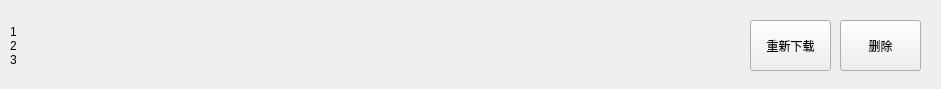
The window that uiDefines/ListItemWidget.ui (fivecountry/pyResourceGet) describes before a commit, drawn with Qt 5.
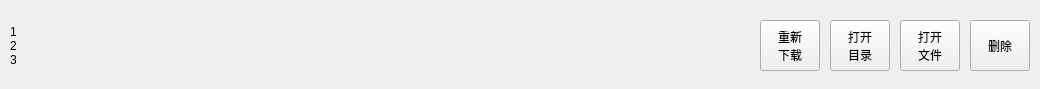
The same window after the commit.

```diff
--- a/uiDefines/ListItemWidget.ui
+++ b/uiDefines/ListItemWidget.ui
@@ -6,7 +6,7 @@
    <rect>
     <x>0</x>
     <y>0</y>
-    <width>941</width>
+    <width>1040</width>
     <height>89</height>
    </rect>
   </property>
@@ -18,7 +18,7 @@
     <rect>
      <x>10</x>
      <y>10</y>
-     <width>731</width>
+     <width>740</width>
      <height>71</height>
     </rect>
    </property>
@@ -34,9 +34,9 @@
   <widget class="QPushButton" name="btnDelete">
    <property name="geometry">
     <rect>
-     <x>840</x>
+     <x>970</x>
      <y>20</y>
-     <width>81</width>
+     <width>60</width>
      <height>51</height>
     </rect>
    </property>
@@ -47,14 +47,43 @@
   <widget class="QPushButton" name="btnOpen">
    <property name="geometry">
     <rect>
-     <x>750</x>
+     <x>760</x>
      <y>20</y>
-     <width>81</width>
+     <width>60</width>
      <height>51</height>
     </rect>
    </property>
    <property name="text">
-    <string>重新下载</string>
+    <string>重新
+下载</string>
+   </property>
+  </widget>
+  <widget class="QPushButton" name="btnOpenDir">
+   <property name="geometry">
+    <rect>
+     <x>830</x>
+     <y>20</y>
+     <width>60</width>
+     <height>51</height>
+    </rect>
+   </property>
+   <property name="text">
+    <string>打开
+目录</string>
+   </property>
+  </widget>
+  <widget class="QPushButton" name="btnOpenFile">
+   <property name="geometry">
+    <rect>
+     <x>900</x>
+     <y>20</y>
+     <width>60</width>
+     <height>51</height>
+    </rect>
+   </property>
+   <property name="text">
+    <string>打开
+文件</string>
    </property>
   </widget>
  </widget>
```
